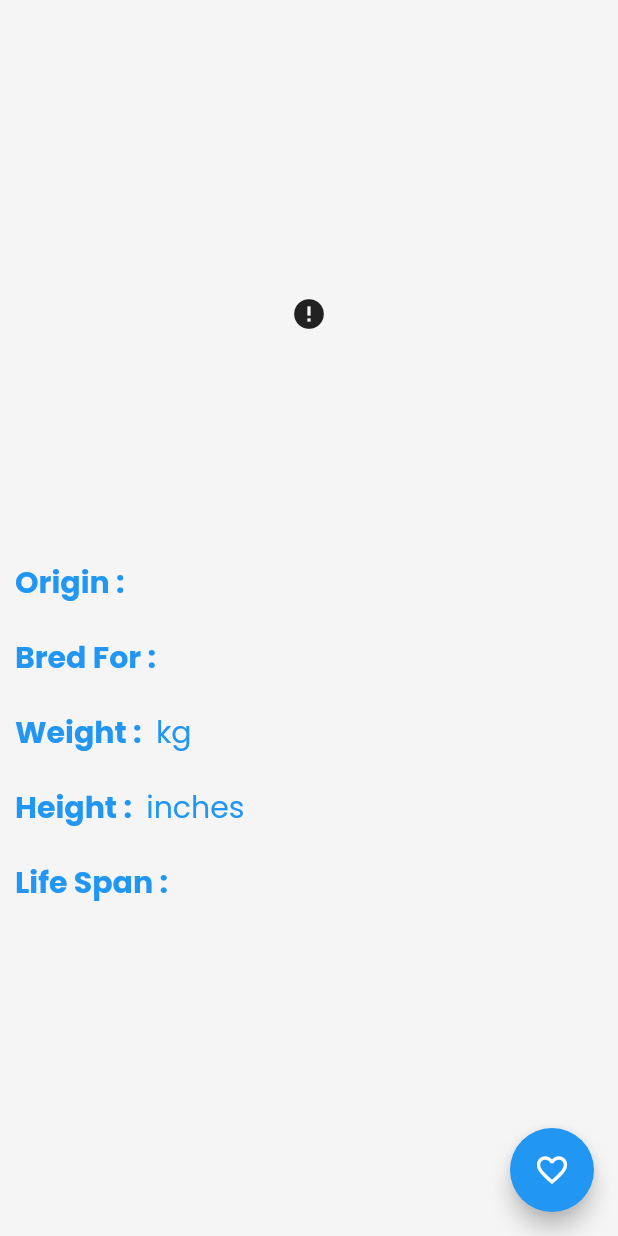
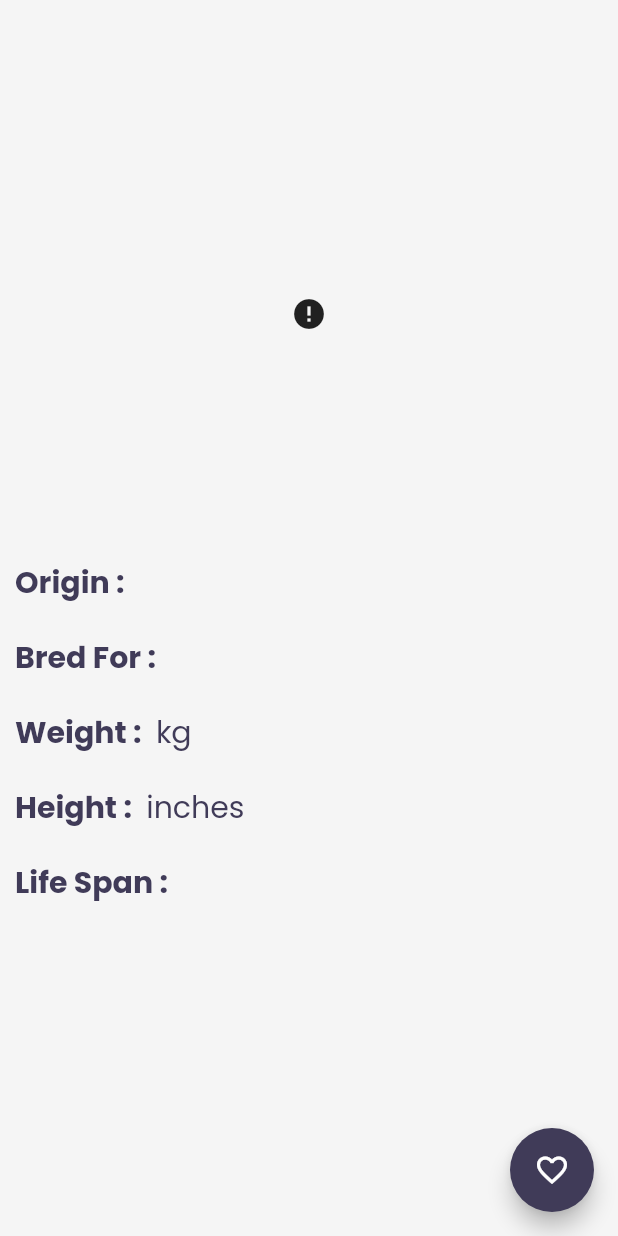
Before and after one commit to soham1sawant/DogApp, a Flutter app: the HomeDetailPage screen opened directly with empty values, on a phone screen of 412 x 824 dp. Run offline on Flutter 3.47's test engine with Material 2 defaults, Android fonts, the phone set to English and light mode, and no system bars; drawn by our look-alikes of cached_network_image; our stand-ins replace google_fonts; network calls fail.

Commit message:
corrected colors and refactored code

```diff
--- a/lib/main.dart
+++ b/lib/main.dart
@@ -10,7 +10,6 @@ void main() {
 }
 
 class MyApp extends StatelessWidget {
-
   @override
   Widget build(BuildContext context) {
     return MultiProvider(
--- a/lib/presentation/pages/favourites_page.dart
+++ b/lib/presentation/pages/favourites_page.dart
@@ -11,7 +11,7 @@ class FavouritesPage extends StatelessWidget {
       backgroundColor: Theme.of(context).canvasColor,
       body: SafeArea(
         child: Container(
-          padding: EdgeInsets.all(29),
+          padding: EdgeInsets.all(20),
           child: Column(
             crossAxisAlignment: CrossAxisAlignment.start,
             children: [
--- a/lib/presentation/pages/home_detail_page.dart
+++ b/lib/presentation/pages/home_detail_page.dart
@@ -20,7 +20,7 @@ class HomeDetailPage extends StatelessWidget {
         title: Text(
           theBreed.name,
           style: TextStyle(
-            color: Theme.of(context).colorScheme.secondary,
+            color: Theme.of(context).primaryColor,
             fontWeight: FontWeight.bold,
             fontSize: 20.0,
             fontFamily: GoogleFonts.poppins().fontFamily,
@@ -50,6 +50,7 @@ class HomeDetailPage extends StatelessWidget {
         ],
       ),
       floatingActionButton: FloatingActionButton(
+        backgroundColor: Theme.of(context).primaryColor,
         child: (Provider.of<FavouriteBreeds>(context)
                 .favouriteBreeds
                 .contains(theBreed))
@@ -59,9 +60,11 @@ class HomeDetailPage extends StatelessWidget {
           if (Provider.of<FavouriteBreeds>(context, listen: false)
               .favouriteBreeds
               .contains(theBreed)) {
-            Provider.of<FavouriteBreeds>(context, listen: false).removeBreed(theBreed);
+            Provider.of<FavouriteBreeds>(context, listen: false)
+                .removeBreed(theBreed);
           } else {
-            Provider.of<FavouriteBreeds>(context, listen: false).addBreed(theBreed);
+            Provider.of<FavouriteBreeds>(context, listen: false)
+                .addBreed(theBreed);
           }
         },
       ),
--- a/lib/presentation/pages/home_page.dart
+++ b/lib/presentation/pages/home_page.dart
@@ -11,21 +11,23 @@ class HomePage extends StatelessWidget {
       backgroundColor: Theme.of(context).canvasColor,
       body: SafeArea(
         child: Container(
-          padding: EdgeInsets.all(25),
+          padding: EdgeInsets.all(16),
           child: Column(
             crossAxisAlignment: CrossAxisAlignment.start,
             children: [
               MainHeader(header: "Dog App", icon: true),
               Expanded(
                 child: FutureBuilder(
-                  future:
-                      Provider.of<DogData>(context, listen: false).fetchBreeds(),
+                  future: Provider.of<DogData>(context, listen: false)
+                      .fetchBreeds(),
                   builder: (context, snapshot) {
                     if (snapshot.connectionState == ConnectionState.waiting) {
                       return Center(child: CircularProgressIndicator());
-                    } else if (snapshot.connectionState == ConnectionState.active) {
+                    } else if (snapshot.connectionState ==
+                        ConnectionState.active) {
                       return Center(child: CircularProgressIndicator());
-                    } else if (snapshot.connectionState == ConnectionState.done) {
+                    } else if (snapshot.connectionState ==
+                        ConnectionState.done) {
                       if (snapshot.hasError) {
                         return Icon(Icons.error);
                       }
--- a/lib/presentation/themes.dart
+++ b/lib/presentation/themes.dart
@@ -8,6 +8,8 @@ class MyTheme {
   static Color lightBluishColor = Colors.blue[200];
 
   static ThemeData lightTheme(BuildContext context) => ThemeData(
+        brightness: Brightness.light,
+        primaryColor: darkBluishColor,
         fontFamily: GoogleFonts.poppins().fontFamily,
         cardColor: Colors.white,
         canvasColor: creamColor,
@@ -22,6 +24,7 @@ class MyTheme {
   static ThemeData darkTheme(BuildContext context) => ThemeData(
         brightness: Brightness.dark,
         fontFamily: GoogleFonts.poppins().fontFamily,
+        primaryColor: Colors.white,
         cardColor: Colors.black,
         canvasColor: darkCreamColor,
         buttonTheme: ButtonThemeData(buttonColor: lightBluishColor),
--- a/lib/presentation/widgets/description.dart
+++ b/lib/presentation/widgets/description.dart
@@ -7,8 +7,31 @@ class Description extends StatelessWidget {
 
   final BreedsModel theBreed;
 
-  Widget descriptions(
-      BuildContext context, String first, String second, String unit) {
+  @override
+  Widget build(BuildContext context) {
+    return Container(
+      child: Column(
+        children: [
+          SubDescription(first: "Origin : ", second: theBreed.origin, unit: ""),
+          SubDescription(first: "Bred For : ", second: theBreed.bredFor, unit: ""),
+          SubDescription(first: "Weight : ", second: theBreed.weight.metric, unit: " kg"),
+          SubDescription(first: "Height : ", second: theBreed.height.metric,unit: " inches"),
+          SubDescription(first: "Life Span : ",second: theBreed.lifeSpan, unit: ""),
+        ],
+      ),
+    );
+  }
+}
+
+class SubDescription extends StatelessWidget {
+  final first;
+  final second;
+  final unit;
+
+  const SubDescription({Key key, this.first, this.second, this.unit}) : super(key: key);
+
+  @override
+  Widget build(BuildContext context) {
     return Padding(
       padding: const EdgeInsets.all(10.0),
       child: Row(
@@ -18,7 +41,7 @@ class Description extends StatelessWidget {
             style: TextStyle(
               fontSize: 20.0,
               fontWeight: FontWeight.bold,
-              color: Theme.of(context).colorScheme.secondary,
+              color: Theme.of(context).primaryColor,
               fontFamily: GoogleFonts.poppins().fontFamily,
             ),
           ),
@@ -28,7 +51,7 @@ class Description extends StatelessWidget {
                 second + unit,
                 style: TextStyle(
                   fontSize: 20.0,
-                  color: Theme.of(context).colorScheme.secondary,
+                  color: Theme.of(context).primaryColor,
                   fontFamily: GoogleFonts.poppins().fontFamily,
                 ),
               ),
@@ -39,19 +62,4 @@ class Description extends StatelessWidget {
       ),
     );
   }
-
-  @override
-  Widget build(BuildContext context) {
-    return Container(
-      child: Column(
-        children: [
-          descriptions(context, "Origin : ", theBreed.origin, ""),
-          descriptions(context, "Bred For : ", theBreed.bredFor, ""),
-          descriptions(context, "Weight : ", theBreed.weight.metric, " kg"),
-          descriptions(context, "Height : ", theBreed.height.metric, " inches"),
-          descriptions(context, "Life Span : ", theBreed.lifeSpan, ""),
-        ],
-      ),
-    );
-  }
 }
--- a/lib/presentation/widgets/main_header.dart
+++ b/lib/presentation/widgets/main_header.dart
@@ -17,14 +17,14 @@ class MainHeader extends StatelessWidget {
           header,
           style: TextStyle(
             fontWeight: FontWeight.bold,
-            color: Theme.of(context).colorScheme.secondary,
+            color: Theme.of(context).primaryColor,
           ),
           textScaleFactor: 3,
         ),
         if (icon)
           IconButton(
             icon: Icon(Icons.favorite),
-            color: Theme.of(context).colorScheme.secondary,
+            color: Theme.of(context).primaryColor,
             iconSize: 30.0,
             onPressed: () => Navigator.push(
               context,
--- a/lib/presentation/widgets/main_list.dart
+++ b/lib/presentation/widgets/main_list.dart
@@ -40,7 +40,7 @@ class MainList extends StatelessWidget {
               if (removeButton)
                 IconButton(
                   icon: Icon(Icons.cancel_outlined),
-                  color: Theme.of(context).colorScheme.secondary,
+                  color: Theme.of(context).primaryColor,
                   iconSize: 27.0,
                   onPressed: () {
                     Provider.of<FavouriteBreeds>(context, listen: false)
```
